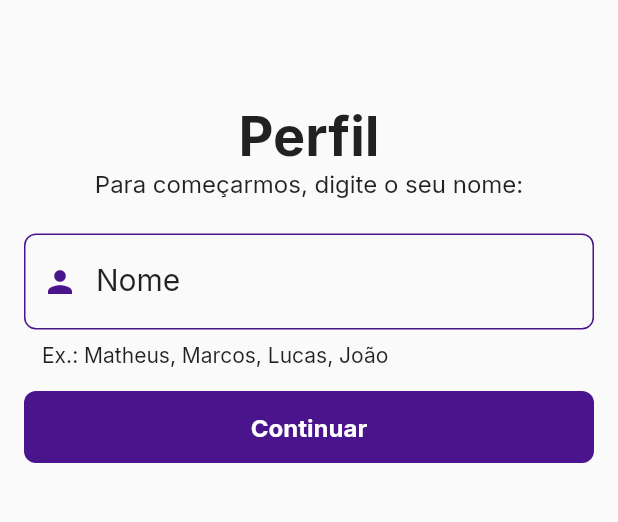
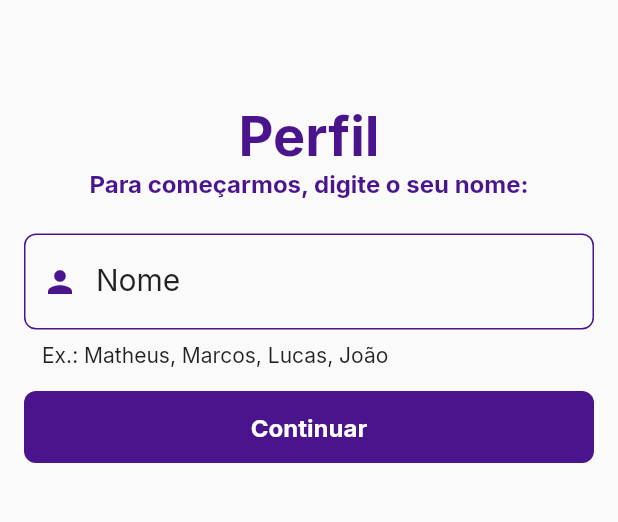
Before and after one commit to thdev-matheus/mobile-imc-calculator-flutter, a Flutter app: the screen it shows after launch, after a tap on "Começar", on a phone screen of 412 x 824 dp, the part 305-827 px from its top. Run offline on Flutter 3.47's test engine with Material 2 defaults, Android fonts, the phone set to English and light mode, and no system bars; our stand-ins replace google_fonts.

Commit message:
style: colors of the home page button and profile page

```diff
--- a/lib/pages/src/home_page.dart
+++ b/lib/pages/src/home_page.dart
@@ -30,7 +30,7 @@ class HomePage extends StatelessWidget {
                     style: primaryTextStyle(
                       size: 20,
                       weight: FontWeight.bold,
-                      color: tertiary,
+                      color: primary,
                     ),
                   ),
                 ],
@@ -39,15 +39,19 @@ class HomePage extends StatelessWidget {
           ),
         ),
         floatingActionButton: Row(
-          mainAxisAlignment: MainAxisAlignment.center,
           children: [
             separator(width: 32),
-            TXTButton(
-              secondary: true,
-              text: "Começar",
-              action: () {
-                navigator(context: context, path: "/profile");
-              },
+            Expanded(
+              child: SizedBox(
+                height: 48,
+                child: TXTButton(
+                  text: "Começar",
+                  textSize: 18,
+                  action: () {
+                    navigator(context: context, path: "/profile");
+                  },
+                ),
+              ),
             ),
           ],
         ));
--- a/lib/pages/src/profile_page.dart
+++ b/lib/pages/src/profile_page.dart
@@ -3,14 +3,9 @@ import 'package:imc_calculator/blocks/_blocks.dart';
 import 'package:imc_calculator/components/_components.dart';
 import 'package:imc_calculator/styles/global_styles.dart';
 
-class ProfilePage extends StatefulWidget {
+class ProfilePage extends StatelessWidget {
   const ProfilePage({super.key});
 
-  @override
-  State<ProfilePage> createState() => _ProfilePageState();
-}
-
-class _ProfilePageState extends State<ProfilePage> {
   @override
   Widget build(BuildContext context) {
     return Scaffold(
@@ -27,15 +22,12 @@ class _ProfilePageState extends State<ProfilePage> {
                   Text(
                     "Perfil",
                     style: primaryTextStyle(
-                      size: 36,
-                      weight: FontWeight.bold,
-                    ),
+                        size: 36, weight: FontWeight.bold, color: primary),
                   ),
                   Text(
                     "Para começarmos, digite o seu nome:",
                     style: primaryTextStyle(
-                      size: 16,
-                    ),
+                        size: 16, weight: FontWeight.bold, color: primary),
                   )
                 ],
               ),
```
